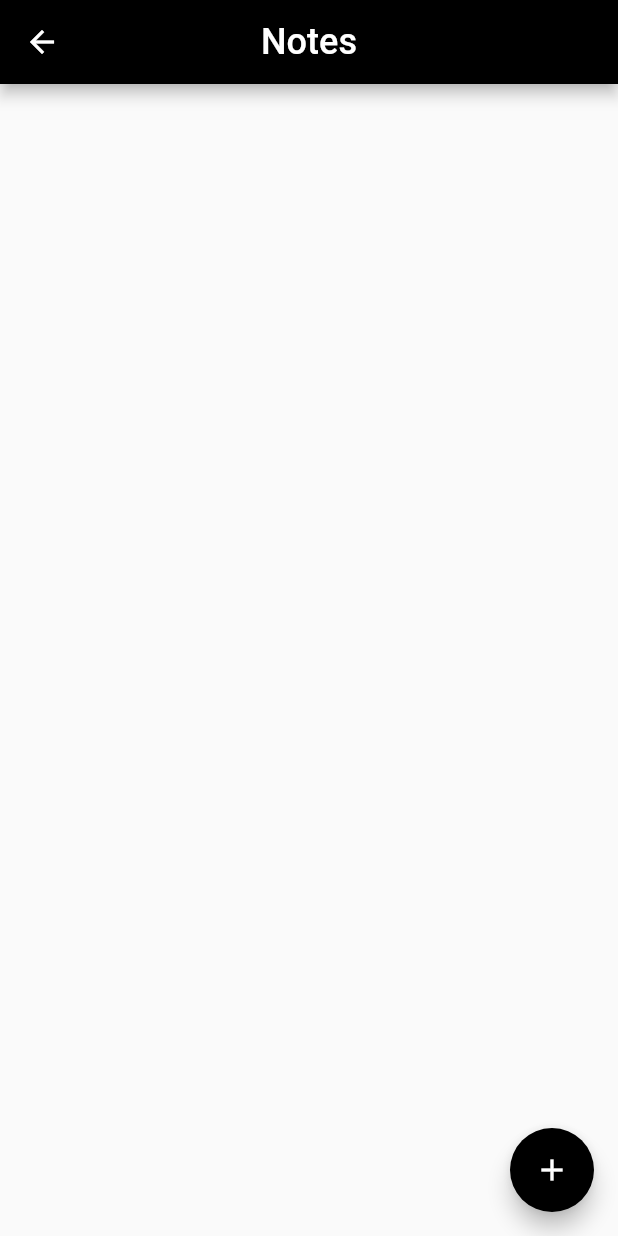
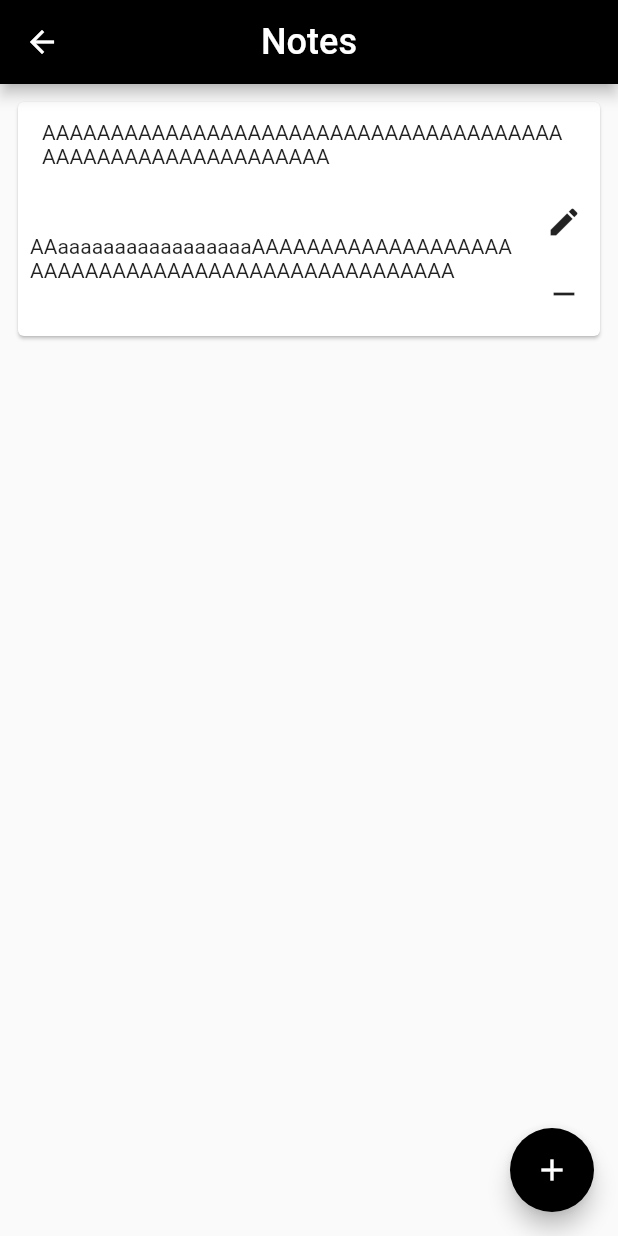
Before and after one commit to Necrofairy/flutter_ivan, a Flutter app: the NotesPage screen opened by its route, on a phone screen of 412 x 824 dp. Run offline on Flutter 3.47's test engine with Material 2 defaults, Android fonts, the phone set to English and light mode, and no system bars.

Commit message:
add - edit page

```diff
--- a/assignment 4/notes/lib/pages/auth_page/auth_page.dart
+++ b/assignment 4/notes/lib/pages/auth_page/auth_page.dart
@@ -5,16 +5,16 @@ import 'package:notes/utils/app_bar_setting.dart';
 import '../../models/note.dart';
 
 class AuthPage extends StatelessWidget {
-  const AuthPage({Key? key, required this.notes, required  this.parentSetState}) : super(key: key);
   static const routeName = '/auth';
   final List<Note> notes;
   final void Function() parentSetState;
+  const AuthPage({Key? key, required this.notes, required  this.parentSetState}) : super(key: key);
 
   @override
   Widget build(BuildContext context) {
     return Scaffold(
       appBar: AppBarSetting.appBarAuth,
-      body: AuthBodyWidget(notes: notes),
+      body: SingleChildScrollView(child: AuthBodyWidget(notes: notes)),
     );
   }
 }
--- a/assignment 4/notes/lib/pages/notes_page/notes_page.dart
+++ b/assignment 4/notes/lib/pages/notes_page/notes_page.dart
@@ -7,15 +7,16 @@ import 'package:notes/utils/colors_rgb.dart';
 import '../../models/note.dart';
 
 class NotesPage extends StatelessWidget {
-  const NotesPage({Key? key, required this.notes}) : super(key: key);
   static const routeName = '/notes';
   final List<Note> notes;
+  final void Function() parentSetState;
+  const NotesPage({Key? key, required this.notes, required this.parentSetState}) : super(key: key);
 
   @override
   Widget build(BuildContext context) {
     return Scaffold(
       appBar: AppBarSetting.appBarNotes,
-      body: NotesBodyWidget(notes: notes,),
+      body: NotesBodyWidget(notes: notes, parentSetState: parentSetState,),
       floatingActionButton: FloatingActionButton(
         onPressed: () => _addNote(context),
         backgroundColor: ColorsRGB.floatingButtonColor,
--- a/assignment 4/notes/lib/pages/notes_page/widgets/notes_body_widget.dart
+++ b/assignment 4/notes/lib/pages/notes_page/widgets/notes_body_widget.dart
@@ -1,10 +1,15 @@
 import 'package:flutter/material.dart';
+import 'package:notes/pages/edit_note_page/edit_note_page.dart';
 
 import '../../../models/note.dart';
 
 class NotesBodyWidget extends StatelessWidget {
-  const NotesBodyWidget({Key? key, required this.notes}) : super(key: key);
   final List<Note> notes;
+  final void Function() parentSetState;
+
+  const NotesBodyWidget(
+      {Key? key, required this.notes, required this.parentSetState})
+      : super(key: key);
 
   @override
   Widget build(BuildContext context) {
@@ -12,16 +17,55 @@ class NotesBodyWidget extends StatelessWidget {
   }
 
   Widget _buildItem(BuildContext context, int index) {
-    return Card(
-      child: Column(
-        children: [
-          SizedBox(height: 4,),
-          Text(notes[index].title),
-          SizedBox(height: 4,),
-          Text(notes[index].body),
-          SizedBox(height: 4,),
-        ],
+    return Padding(
+      padding: const EdgeInsets.all(8.0),
+      child: Card(
+        child: Column(
+          children: [
+            const SizedBox(
+              height: 4,
+            ),
+            Padding(
+              padding: const EdgeInsets.symmetric(horizontal: 16, vertical: 8),
+              child: Text(notes[index].title),
+            ),
+            const SizedBox(
+              height: 4,
+            ),
+            Row(
+              children: [
+                Expanded(child: Padding(
+                  padding: const EdgeInsets.all(8.0),
+                  child: Text(notes[index].body,),
+                )),
+                Column(
+                  children: [
+                    IconButton(onPressed: () => _edit(notes[index], context),
+                        icon: const Icon(Icons.edit)),
+                    IconButton(onPressed: () => _remove(notes[index]),
+                        icon: const Icon(Icons.remove))
+                  ],
+                )
+              ],
+            ),
+            const SizedBox(
+              height: 4,
+            ),
+          ],
+        ),
       ),
     );
   }
+
+  void _remove(Note note) {
+    if (notes.contains(note)) {
+      int index = notes.indexOf(note);
+      notes.removeAt(index);
+      parentSetState();
+    }
+  }
+
+  void _edit(Note note, BuildContext context) {
+    Navigator.pushNamed(context, EditNotePage.routeName, arguments: note);
+  }
 }
--- a/assignment 4/notes/lib/utils/app_bar_setting.dart
+++ b/assignment 4/notes/lib/utils/app_bar_setting.dart
@@ -24,4 +24,9 @@ abstract class AppBarSetting {
     centerTitle: true,
     backgroundColor: ColorsRGB.appBarColor,
   );
+  static final appBarEditNote = AppBar(
+    title: const Text('Edit note:'),
+    centerTitle: true,
+    backgroundColor: ColorsRGB.appBarColor,
+  );
 }
--- /dev/null
+++ b/assignment 4/notes/lib/utils/notes.dart
@@ -0,0 +1,5 @@
+import '../models/note.dart';
+
+class Notes {
+  static final List<Note> notes = [Note(title: 'AAAAAAAAAAAAAAAAAAAAAAAAAAAAAAAAAAAAAAAAAAAAAAAAAAAAAAAAAAA', body: 'AAaaaaaaaaaaaaaaaaaAAAAAAAAAAAAAAAAAAAAAAAAAAAAAAAAAAAAAAAAAAAAAAAAAA')];
+}
```
Also changed, not shown: assignment 4/notes/lib/app.dart (+14 -1 lines), assignment 4/notes/lib/pages/add_note_page/add_note_page.dart (+10 -6 lines), assignment 4/notes/lib/pages/edit_note_page/edit_note_page.dart (added, +61 -0 lines), assignment 4/notes/lib/pages/edit_note_page/widgets/edit_note_body_widget.dart (added, +52 -0 lines).
